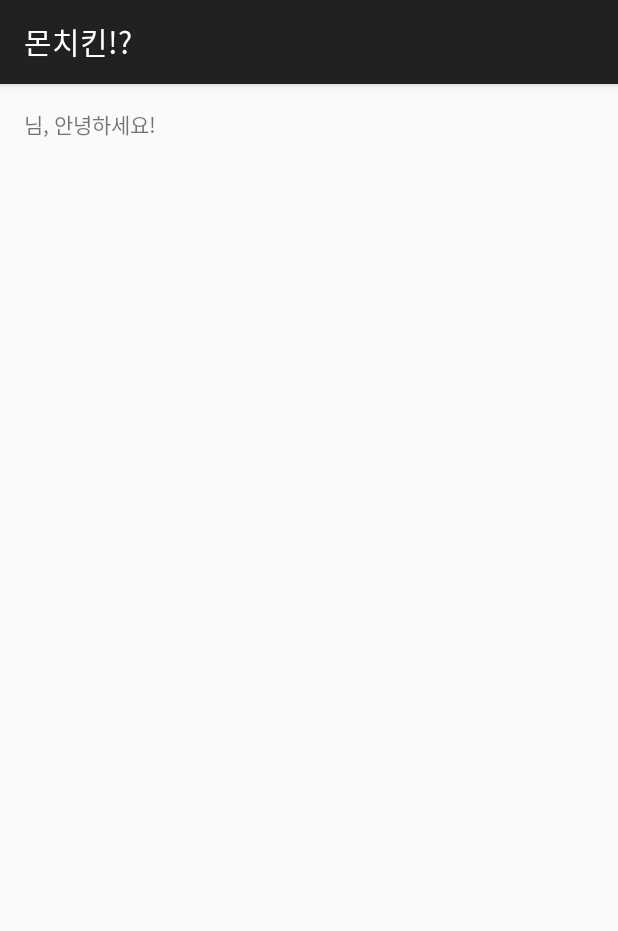
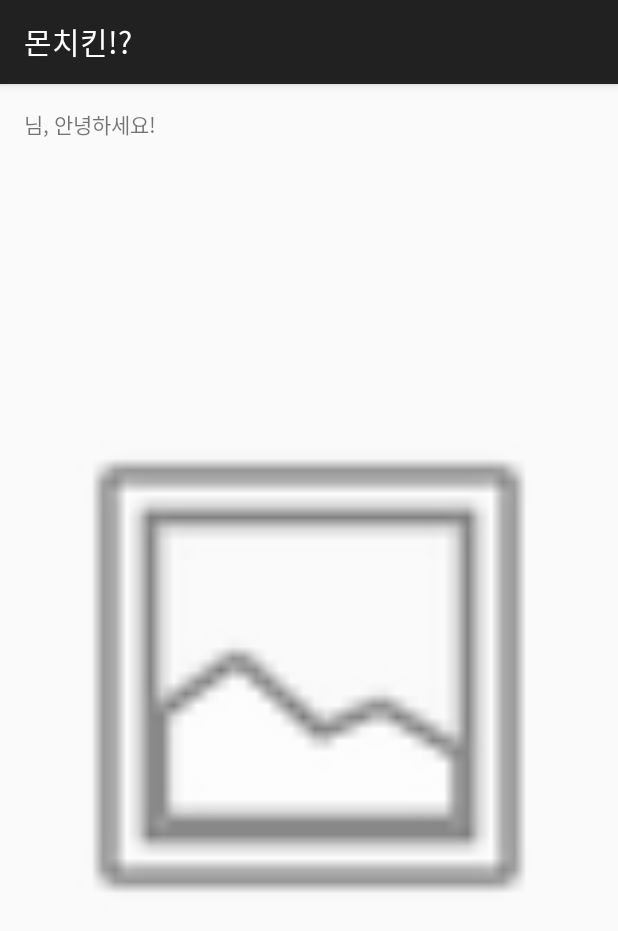
Before and after one commit to seonggyeongkim/randomgame, an Android app: the screen it shows after launch (ResultActivity), after a tap on "내게 치킨을 알려주세요!", on a phone screen of 412 x 824 dp. Shown: the top 931 px of the screen. Run offline under Robolectric (Android 15) with nearby library versions, the phone set to English and light mode, and no system bars; 1 statement that could not run was skipped.

Commit message:
#5 add image logic

```diff
--- a/app/src/main/java/kr/hs/emirim/duckbill0316/monchicken/MainActivity.java
+++ b/app/src/main/java/kr/hs/emirim/duckbill0316/monchicken/MainActivity.java
@@ -70,7 +70,7 @@ public class MainActivity extends ActionBarActivity implements View.OnClickListe
 
         }catch (NullPointerException e){ //예외 처리
             Toast.makeText(this,"이름을 입력해 주세요!", Toast.LENGTH_LONG).show();
-        }catch (Exception e){
+        }catch (Exception e){ //프로그램이 죽지 않게 해준다!
             Toast.makeText(this,"뭔지 모르지만 잘 안돼요!", Toast.LENGTH_LONG).show();
         }
 
--- a/app/src/main/java/kr/hs/emirim/duckbill0316/monchicken/ResultActivity.java
+++ b/app/src/main/java/kr/hs/emirim/duckbill0316/monchicken/ResultActivity.java
@@ -3,29 +3,87 @@ package kr.hs.emirim.duckbill0316.monchicken;
 import android.content.Intent;
 import android.os.Bundle;
 import android.support.v7.app.ActionBarActivity;
+import android.util.Log;
+import android.widget.ImageView;
 import android.widget.TextView;
+
+import java.util.Random;
 
 /**
  * Created by appcreator01 on 2016. 3. 28..
  */
 public class ResultActivity extends ActionBarActivity {
+    static String TAG="몬치킨:ResultActivity"; //밑의 log의 데이터 값에 출력
 
     TextView mResult;
+    ImageView mImageView;
 
     @Override
     protected void onCreate(Bundle savedInstanceState) {
         super.onCreate(savedInstanceState);
         setContentView(R.layout.activity_result);
+        Log.d(TAG, "결과 액티비티 시작!"); //log에 메세지 출력!
 
         mResult=(TextView)findViewById(R.id.result);
+        mImageView =(ImageView)findViewById(R.id.imageView);
+        Log.d(TAG,"텍스트뷰 연결 성공!");
+
+        //랜덤 객체
+        Random r= new Random();
+
+        //랜덤 값 저장
+        int result=r.nextInt(8);
+        Log.d(TAG,"랜덤값 생성! : "+result);
+
+        mImageView.setImageResource(R.drawable.ch01+result); //이미지의 지정된 값이 '1'씩 증가 하므로, 값 출력 가능!
+
+
+        //
+
+//        if(result==0){
+//         mImageView.setImageResource(R.drawable.ch02);
+//        }
+//        else if(result==1){
+//            mImageView.setImageResource(R.drawable.ch03);
+//        }
+//        else if(result==2){
+//            mImageView.setImageResource(R.drawable.ch04);
+//        }
+//        else if(result==3){
+//            mImageView.setImageResource(R.drawable.ch05);
+//        }
+//        else if(result==4){
+//            mImageView.setImageResource(R.drawable.ch07);
+//        }
+//        else if(result==5){
+//            mImageView.setImageResource(R.drawable.ch08);
+//        }
+
+//        switch (result){
+//            case 0:mImageView.setImageResource(R.drawable.ch02);break;
+//            case 1:mImageView.setImageResource(R.drawable.ch03);break;
+//            case 2:mImageView.setImageResource(R.drawable.ch04);break;
+//            case 3:mImageView.setImageResource(R.drawable.ch05);break;
+//            case 4:mImageView.setImageResource(R.drawable.ch07);break;
+//            case 5:mImageView.setImageResource(R.drawable.ch08);break;
+//        }
+
+
 
 
         //life cycle of activity (액티비티의 생명 주기)
 
         Intent intent=getIntent();
         String name =intent.getStringExtra("name"); //name을 불러와 주세요!
+        Log.d(TAG,"인텐트값 읽기 <name> : "+name);
+
         int age=intent.getIntExtra("age", -1); //defaultvalue : 값 x , (-1을 사용하여, 값 지정이 안되어 있음을 알려줌!)
 
-        mResult.setText(name+"님, 안녕하세요!"); //출력
+        //int형으로 넘어온 것을 String형으로 받게 되면, NULL이 출력 된다!
+        //Stirng형으로 넘어온 것을 int형으로 받게 되면, -1이 출력 된다!
+
+        Log.d(TAG,"인텐트값 읽기 <age> : "+age);
+
+        mResult.setText(name + "님, 안녕하세요!"); //출력
     }
 }
--- a/app/src/main/res/layout/activity_result.xml
+++ b/app/src/main/res/layout/activity_result.xml
@@ -14,4 +14,15 @@
         android:layout_width="wrap_content"
         android:layout_height="wrap_content"
         android:text="Second World!" />
+
+    <ImageView
+        android:layout_width="match_parent"
+        android:layout_height="match_parent"
+        android:id="@+id/imageView"
+        android:layout_below="@+id/result"
+        android:layout_alignParentLeft="true"
+        android:layout_alignParentStart="true"
+        android:layout_margin="2dp"
+        android:src="@android:drawable/ic_menu_gallery" />
+
 </RelativeLayout>
```
